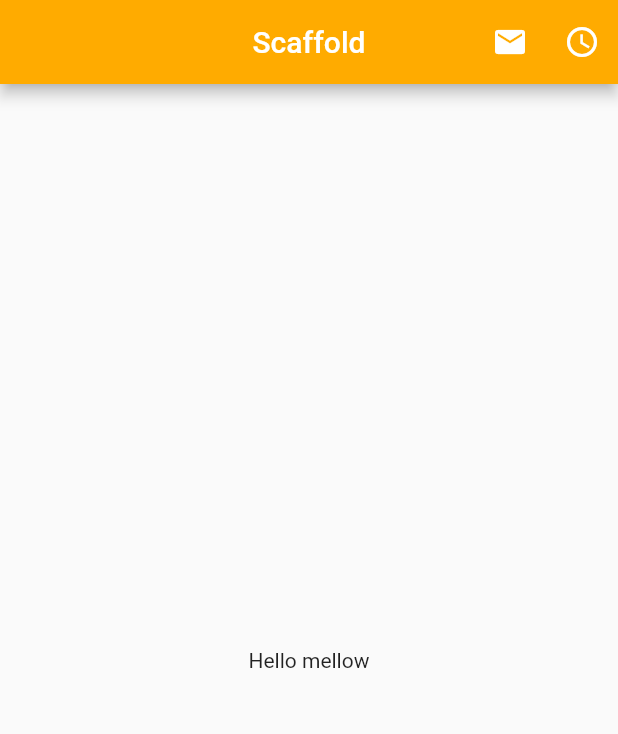
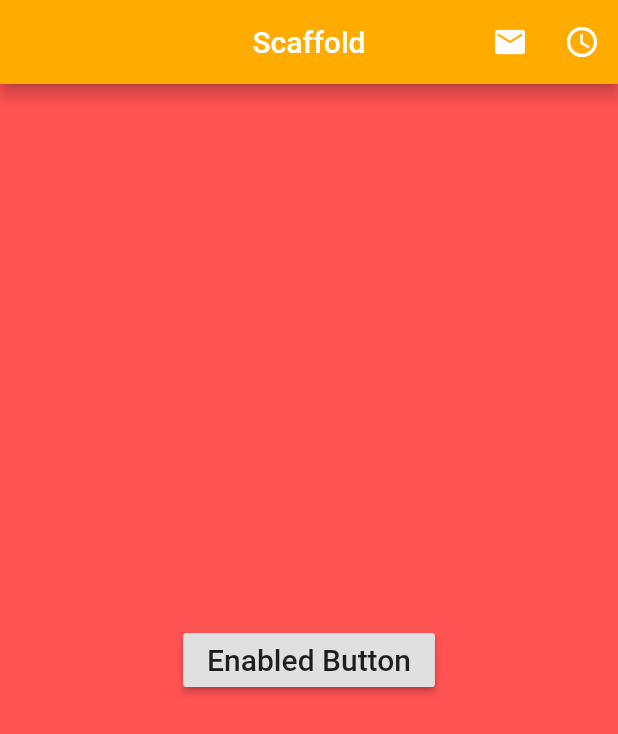
Before and after one commit to bedezub/flutter-hello-world, a Flutter app: the screen it shows after launch, on a phone screen of 412 x 824 dp. Shown: the top 734 px of the screen. Run offline on Flutter 3.47's test engine with Material 2 defaults, Android fonts, the phone set to English and light mode, and no system bars.

Commit message:
Adding button
Tap tap tap~

```diff
--- a/lib/ui/home.dart
+++ b/lib/ui/home.dart
@@ -17,14 +17,31 @@ class ScaffoldExample extends StatelessWidget {
             icon: Icon(Icons.email),
             onPressed: () => debugPrint("Email send!"),
           ),
+
           IconButton(
             icon: Icon(Icons.access_time),
             onPressed: () => _tapButton(),
           )
         ],
       ),
-      body: Center(
-        child: Text("Hello mellow"),
+
+      backgroundColor: Colors.redAccent,
+
+      body: Container(
+        alignment: Alignment.center,
+        child: Column(
+          mainAxisAlignment: MainAxisAlignment.center,
+          children: <Widget>[
+
+            InkWell(
+
+            child: RaisedButton(
+              onPressed: () => debugPrint("tapping button"),
+              child: const Text('Enabled Button', style: TextStyle(fontSize: 20)),
+            ),
+            )
+          ]
+        )
       ),
     );
   }
```
